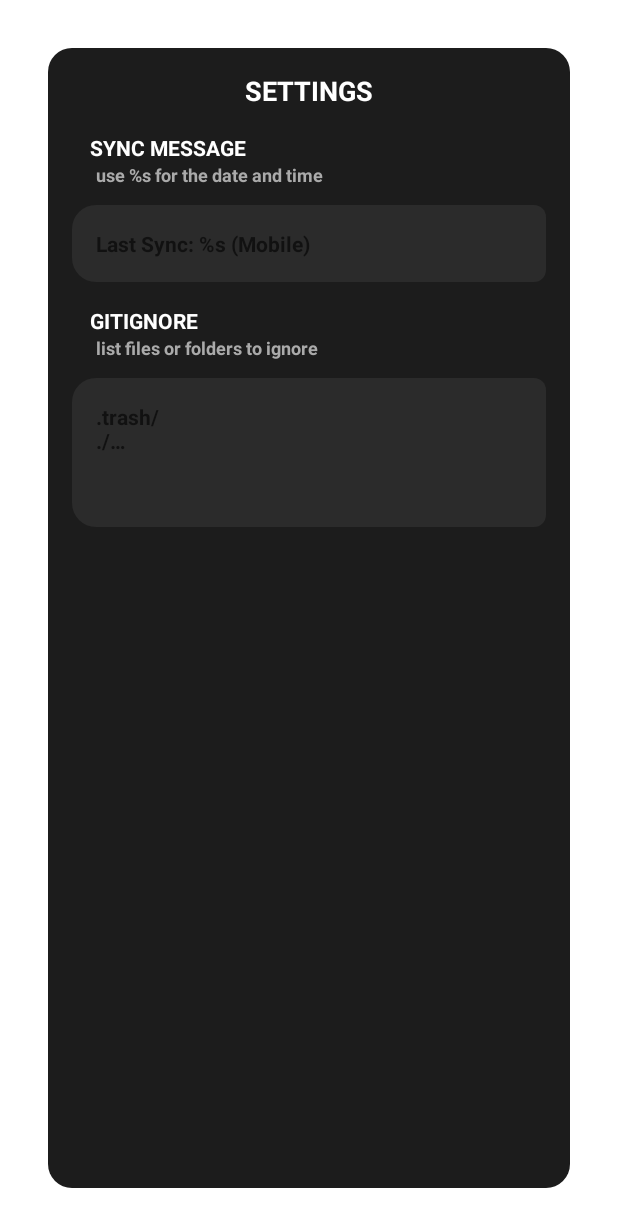
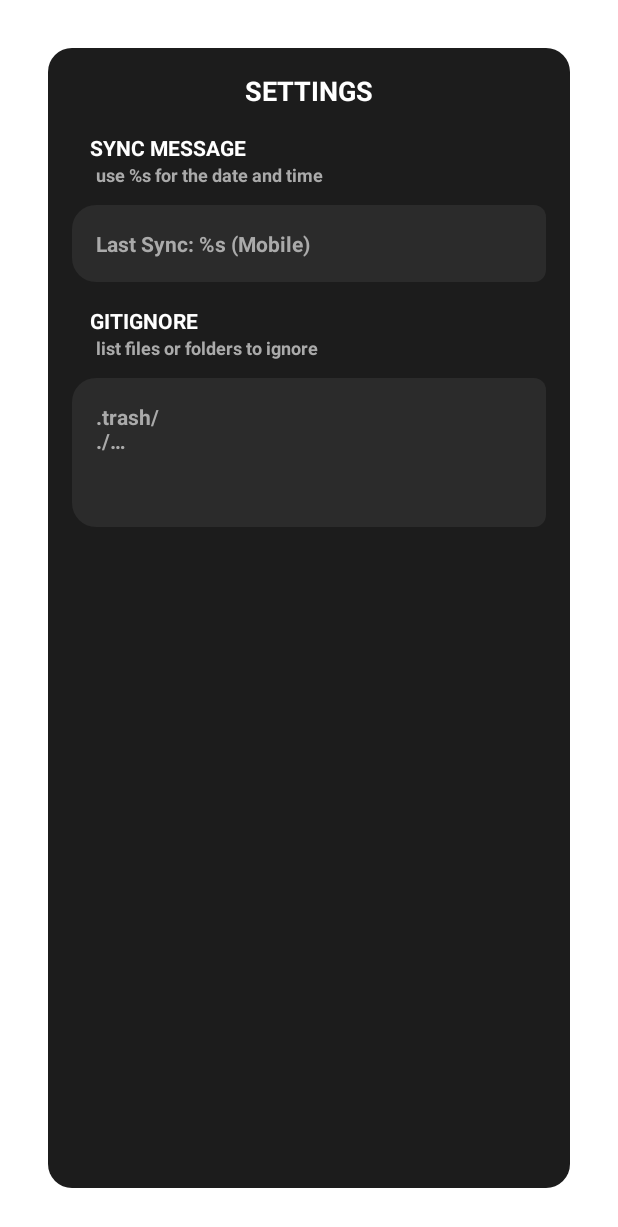
Before and after one commit to mkapcs0402-design/GitSync, an Android app: the layout settings_dialog.xml on its own in the app's theme, with its tools: preview values and no code run, on a phone screen of 412 x 824 dp. Shown: the top 1227 px of the screen. Run offline under Robolectric (Android 15) with nearby library versions, the phone set to English and light mode, and no system bars.

Commit message:
fix: improve ui accessibility

```diff
--- a/app/src/main/res/layout/settings_dialog.xml
+++ b/app/src/main/res/layout/settings_dialog.xml
@@ -59,6 +59,7 @@
         android:paddingHorizontal="@dimen/space_md"
         android:paddingVertical="@dimen/space_md"
         android:layout_width="match_parent"
+        android:textColorHint="@color/textSecondary"
         android:layout_height="wrap_content"
         android:textSize="@dimen/text_size_md"
         android:layout_marginTop="@dimen/space_sm"
@@ -121,6 +122,7 @@
             android:maxLines="8"
             android:minLines="4"
             android:inputType="textMultiLine"
+            android:textColorHint="@color/textSecondary"
             android:gravity="top|start"
             android:textSize="@dimen/text_size_md"
             android:textStyle="bold"
```
